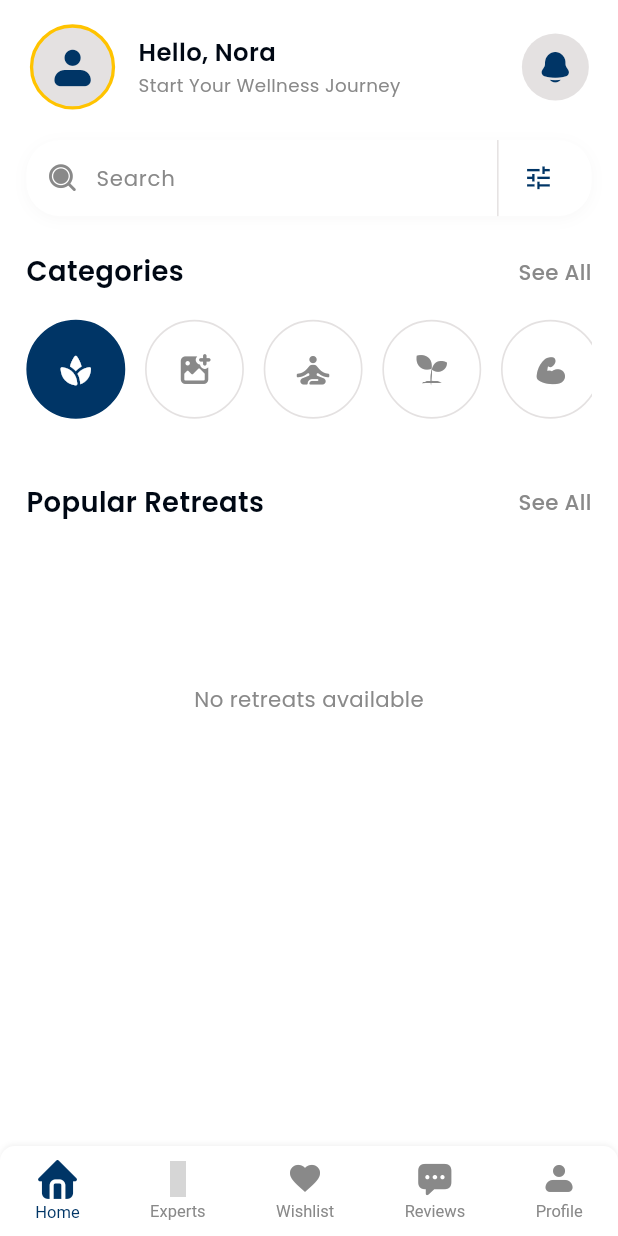
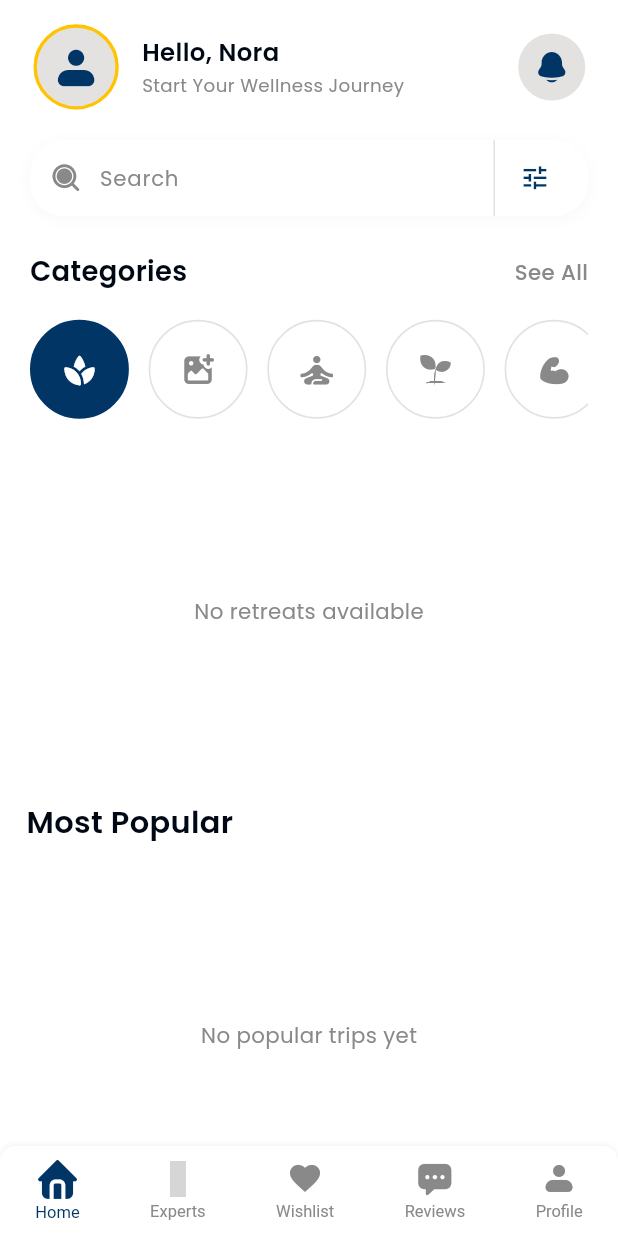
Before and after one commit to mazenwahed0/soul_trip, a Flutter app: the screen it shows after launch, on a phone screen of 412 x 824 dp. Run offline on Flutter 3.47's test engine with Material 3 defaults, Android fonts, the phone set to English and light mode, and no system bars; our stand-ins replace animate_do, animated_text_kit, cached_network_image, carousel_slider, cloud_firestore, connectivity_plus and 13 more; missing offline and left inert: solar_icon_pack; accounts and stored records are empty; grey boxes are pictures that could not be loaded.

Commit message:
finish the most popular

```diff
--- /dev/null
+++ b/lib/core/models/home_trip_model.dart
@@ -0,0 +1,48 @@
+import 'package:cloud_firestore/cloud_firestore.dart';
+
+class HomeTripModel {
+  final String id;
+  final String title;
+  final String location;
+  final String? category;
+  final String? image;
+  final num off;
+  final bool isMostPopular;
+
+  HomeTripModel({
+    required this.id,
+    required this.title,
+    required this.location,
+    this.category,
+    this.image,
+    required this.off,
+    required this.isMostPopular,
+  });
+
+  factory HomeTripModel.fromFirestore(DocumentSnapshot doc) {
+    final data = doc.data() as Map<String, dynamic>? ?? {};
+
+    return HomeTripModel(
+      id: doc.id,
+      title: data['title'] ?? '',
+      location: data['location'] ?? '',
+      category: data['category'] as String?,
+      image: data['image'] as String?,
+      off: (data['off'] ?? 0) is int
+          ? data['off'] as int
+          : (data['off'] as num?)?.toInt() ?? 0,
+      isMostPopular: data['isMostPopular'] as bool? ?? false,
+    );
+  }
+
+  Map<String, dynamic> toMap() {
+    return {
+      'title': title,
+      'location': location,
+      'category': category,
+      'image': image,
+      'off': off,
+      'isMostPopular': isMostPopular,
+    };
+  }
+}
--- /dev/null
+++ b/lib/features/home/data/repositories/home_trips_repository.dart
@@ -0,0 +1,55 @@
+import 'package:cloud_firestore/cloud_firestore.dart';
+import 'package:dartz/dartz.dart';
+import 'package:soul_trip/core/errors/failures.dart';
+import 'package:soul_trip/core/models/home_trip_model.dart';
+
+class HomeTripsRepository {
+  final FirebaseFirestore _firestore = FirebaseFirestore.instance;
+  final String _collection = 'HomeTrips';
+
+  Future<Either<Failure, List<HomeTripModel>>> fetchMostPopularTrips() async {
+    try {
+      final snapshot = await _firestore
+          .collection(_collection)
+          .where('isMostPopular', isEqualTo: true)
+          .get();
+
+      final trips = snapshot.docs
+          .map((doc) => HomeTripModel.fromFirestore(doc))
+          .toList();
+
+      return Right(trips);
+    } on FirebaseException catch (e) {
+      return Left(ServerFailure('Firebase error: ${e.message}'));
+    } catch (e) {
+      return Left(UnknownFailure('Failed to fetch home trips: $e'));
+    }
+  }
+
+  Stream<Either<Failure, List<HomeTripModel>>> streamMostPopularTrips() {
+    try {
+      return _firestore
+          .collection(_collection)
+          .where('isMostPopular', isEqualTo: true)
+          .snapshots()
+          .map((snapshot) {
+            try {
+              final trips = snapshot.docs
+                  .map((doc) => HomeTripModel.fromFirestore(doc))
+                  .toList();
+              return Right<Failure, List<HomeTripModel>>(trips);
+            } catch (e) {
+              return Left<Failure, List<HomeTripModel>>(
+                UnknownFailure('Error parsing home trips: $e'),
+              );
+            }
+          });
+    } catch (e) {
+      return Stream.value(
+        Left<Failure, List<HomeTripModel>>(
+          UnknownFailure('Failed to stream home trips: $e'),
+        ),
+      );
+    }
+  }
+}
--- /dev/null
+++ b/lib/features/home/manager/home_trips_cubit/home_trips_cubit.dart
@@ -0,0 +1,36 @@
+import 'package:flutter_bloc/flutter_bloc.dart';
+import 'package:soul_trip/features/home/data/repositories/home_trips_repository.dart';
+import 'package:soul_trip/features/home/manager/home_trips_cubit/home_trips_state.dart';
+
+class HomeTripsCubit extends Cubit<HomeTripsState> {
+  final HomeTripsRepository _repository;
+
+  HomeTripsCubit(this._repository) : super(const HomeTripsInitial());
+
+  Future<void> fetchMostPopularTrips() async {
+    emit(const HomeTripsLoading());
+
+    final result = await _repository.fetchMostPopularTrips();
+
+    result.fold(
+      (failure) => emit(HomeTripsError(failure.message)),
+      (trips) => emit(HomeTripsLoaded(trips)),
+    );
+  }
+
+  void streamMostPopularTrips() {
+    emit(const HomeTripsLoading());
+
+    _repository.streamMostPopularTrips().listen(
+      (either) {
+        either.fold(
+          (failure) => emit(HomeTripsError(failure.message)),
+          (trips) => emit(HomeTripsLoaded(trips)),
+        );
+      },
+      onError: (error) {
+        emit(HomeTripsError('Stream error: $error'));
+      },
+    );
+  }
+}
--- /dev/null
+++ b/lib/features/home/manager/home_trips_cubit/home_trips_state.dart
@@ -0,0 +1,35 @@
+import 'package:equatable/equatable.dart';
+import 'package:soul_trip/core/models/home_trip_model.dart';
+
+abstract class HomeTripsState extends Equatable {
+  const HomeTripsState();
+
+  @override
+  List<Object?> get props => [];
+}
+
+class HomeTripsInitial extends HomeTripsState {
+  const HomeTripsInitial();
+}
+
+class HomeTripsLoading extends HomeTripsState {
+  const HomeTripsLoading();
+}
+
+class HomeTripsLoaded extends HomeTripsState {
+  final List<HomeTripModel> trips;
+
+  const HomeTripsLoaded(this.trips);
+
+  @override
+  List<Object?> get props => [trips];
+}
+
+class HomeTripsError extends HomeTripsState {
+  final String message;
+
+  const HomeTripsError(this.message);
+
+  @override
+  List<Object?> get props => [message];
+}
--- a/lib/features/home/ui/screen/home_screen.dart
+++ b/lib/features/home/ui/screen/home_screen.dart
@@ -3,11 +3,14 @@ import 'package:flutter_bloc/flutter_bloc.dart';
 import 'package:flutter_screenutil/flutter_screenutil.dart';
 import 'package:soul_trip/core/theme/colors.dart';
 import 'package:soul_trip/features/home/data/repositories/banner_repository.dart';
+import 'package:soul_trip/features/home/data/repositories/home_trips_repository.dart';
 import 'package:soul_trip/features/home/manager/banner_cubit/banner_cubit.dart';
+import 'package:soul_trip/features/home/manager/home_trips_cubit/home_trips_cubit.dart';
 import 'package:soul_trip/features/home/ui/widgets/banners_list_widget.dart';
 import 'package:soul_trip/features/home/ui/widgets/categories_list_widget.dart';
 import 'package:soul_trip/features/home/ui/widgets/home_header_widget.dart';
 import 'package:soul_trip/features/home/ui/widgets/home_search_widget.dart';
+import 'package:soul_trip/features/home/ui/widgets/home_trips/home_trips_list_widget.dart';
 import 'package:soul_trip/features/home/ui/widgets/section_header_widget.dart';
 
 class HomeScreen extends StatelessWidget {
@@ -17,66 +20,78 @@ class HomeScreen extends StatelessWidget {
   Widget build(BuildContext context) {
     final colors = ColorTheme();
 
-    return BlocProvider(
+    return MultiBlocProvider(
+      providers: [
+        BlocProvider(
           create: (context) => BannerCubit(BannerRepository())..streamBanners(),
+        ),
+        BlocProvider(
+          create: (context) =>
+              HomeTripsCubit(HomeTripsRepository())..streamMostPopularTrips(),
+        ),
+      ],
       child: Scaffold(
         backgroundColor: colors.backgroundWhite,
         body: SafeArea(
           child: Column(
             children: [
               // Header and Search (Fixed)
-              Padding(
-                padding: EdgeInsets.symmetric(horizontal: 16.w, vertical: 16.h),
+              Expanded(
+                child: SingleChildScrollView(
+                  child: Padding(
+                    padding: EdgeInsets.symmetric(
+                      horizontal: 0.w,
+                      vertical: 16.h,
+                    ),
                     child: Column(
+                      crossAxisAlignment: CrossAxisAlignment.start,
                       children: [
                         // Header Section
-                    const HomeHeaderWidget(),
+                        Padding(
+                          padding: const EdgeInsets.symmetric(horizontal: 20),
+                          child: const HomeHeaderWidget(),
+                        ),
 
                         SizedBox(height: 20.h),
 
                         // Search Bar
-                    const HomeSearchBarWidget(),
+                        Padding(
+                          padding: const EdgeInsets.symmetric(horizontal: 20),
+                          child: const HomeSearchBarWidget(),
+                        ),
 
                         SizedBox(height: 24.h),
 
                         // Categories Section Header
-                    SectionHeaderWidget(
+                        Padding(
+                          padding: const EdgeInsets.symmetric(horizontal: 20),
+                          child: SectionHeaderWidget(
                             title: 'Categories',
                             onSeeAll: () {
                               // TODO: Navigate to all categories
-                      },
-                    ),
-
-                    SizedBox(height: 16.h),
-
-                    // Categories List
-                    const CategoriesListWidget(),
-                  ],
-                ),
-              ),
-
-              SizedBox(height: 24.h),
-
-              // Banners Section (Scrollable)
-              Expanded(
-                child: SingleChildScrollView(
-                  child: Column(
-                    children: [
-                      Padding(
-                        padding: EdgeInsets.symmetric(horizontal: 16.w),
-                        child: SectionHeaderWidget(
-                          title: 'Popular Retreats',
-                          onSeeAll: () {
-                            // TODO: Navigate to all retreats
                             },
                           ),
                         ),
 
                         SizedBox(height: 16.h),
 
+                        // Categories List
+                        Padding(
+                          padding: const EdgeInsets.symmetric(horizontal: 20),
+                          child: const CategoriesListWidget(),
+                        ),
+
+                        SizedBox(height: 24.h),
+
                         // Banners List with BLoC
                         const BannersListWidget(),
+
+                        SizedBox(height: 24.h),
+
+                        // Most Popular Trips
+                        const HomeTripsListWidget(),
                       ],
+                    ),
                   ),
                 ),
               ),
--- /dev/null
+++ b/lib/features/home/ui/widgets/home_trips/home_trips_list_widget.dart
@@ -0,0 +1,84 @@
+import 'package:flutter/material.dart';
+import 'package:flutter_bloc/flutter_bloc.dart';
+import 'package:flutter_screenutil/flutter_screenutil.dart';
+import 'package:soul_trip/core/theme/colors.dart';
+import 'package:soul_trip/core/theme/text_style.dart';
+import 'package:soul_trip/core/widgets/error_state_widget.dart';
+import 'package:soul_trip/features/home/manager/home_trips_cubit/home_trips_cubit.dart';
+import 'package:soul_trip/features/home/manager/home_trips_cubit/home_trips_state.dart';
+import 'package:soul_trip/features/home/ui/widgets/home_trips/home_trips_card_widget.dart';
+
+class HomeTripsListWidget extends StatelessWidget {
+  const HomeTripsListWidget({super.key});
+
+  @override
+  Widget build(BuildContext context) {
+    final colors = ColorTheme();
+
+    return Column(
+      crossAxisAlignment: CrossAxisAlignment.start,
+      children: [
+        Padding(
+          padding: EdgeInsets.symmetric(horizontal: 16.w),
+          child: Text(
+            'Most Popular',
+            style: AppTextStyles.semiBold20().copyWith(
+              color: colors.blackColor,
+            ),
+          ),
+        ),
+        SizedBox(height: 16.h),
+        SizedBox(
+          height: 220.h,
+          child: BlocBuilder<HomeTripsCubit, HomeTripsState>(
+            builder: (context, state) {
+              if (state is HomeTripsLoading) {
+                return const Center(child: CircularProgressIndicator());
+              }
+
+              if (state is HomeTripsError) {
+                return Padding(
+                  padding: EdgeInsets.symmetric(horizontal: 16.w),
+                  child: ErrorStateWidget(
+                    message: state.message,
+                    onRetry: () {
+                      context.read<HomeTripsCubit>().streamMostPopularTrips();
+                    },
+                  ),
+                );
+              }
+
+              if (state is HomeTripsLoaded) {
+                final trips = state.trips;
+
+                if (trips.isEmpty) {
+                  return Center(
+                    child: Text(
+                      'No popular trips yet',
+                      style: AppTextStyles.regular14().copyWith(
+                        color: colors.grayMedium,
+                      ),
+                    ),
+                  );
+                }
+
+                return ListView.separated(
+                  padding: EdgeInsets.symmetric(horizontal: 16.w),
+                  scrollDirection: Axis.horizontal,
+                  itemBuilder: (context, index) {
+                    final trip = trips[index];
+                    return HomeTripsCardWidget(trip: trip);
+                  },
+                  separatorBuilder: (_, __) => SizedBox(width: 12.w),
+                  itemCount: trips.length,
+                );
+              }
+
+              return const SizedBox.shrink();
+            },
+          ),
+        ),
+      ],
+    );
+  }
+}
```
Also changed, not shown: lib/features/home/ui/widgets/home_trips/home_trips_card_widget.dart (added, +124 -0 lines). Lines whose indentation alone changed are shown as unchanged.
